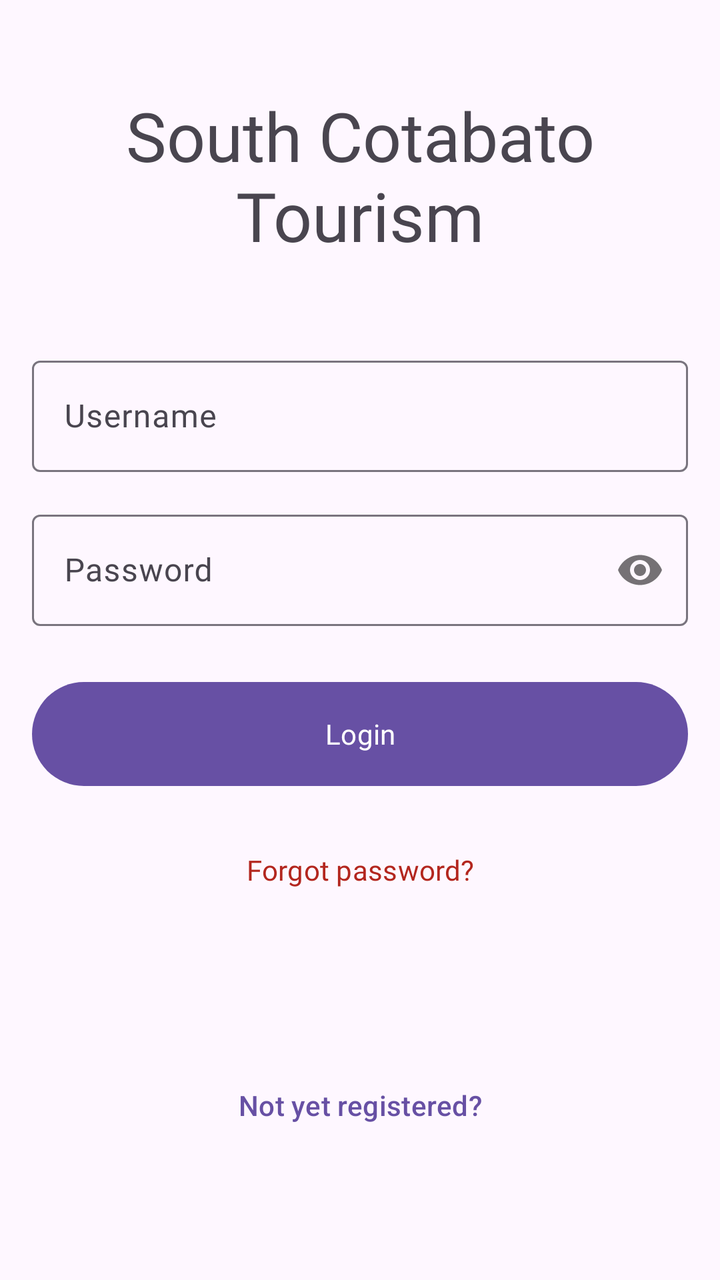
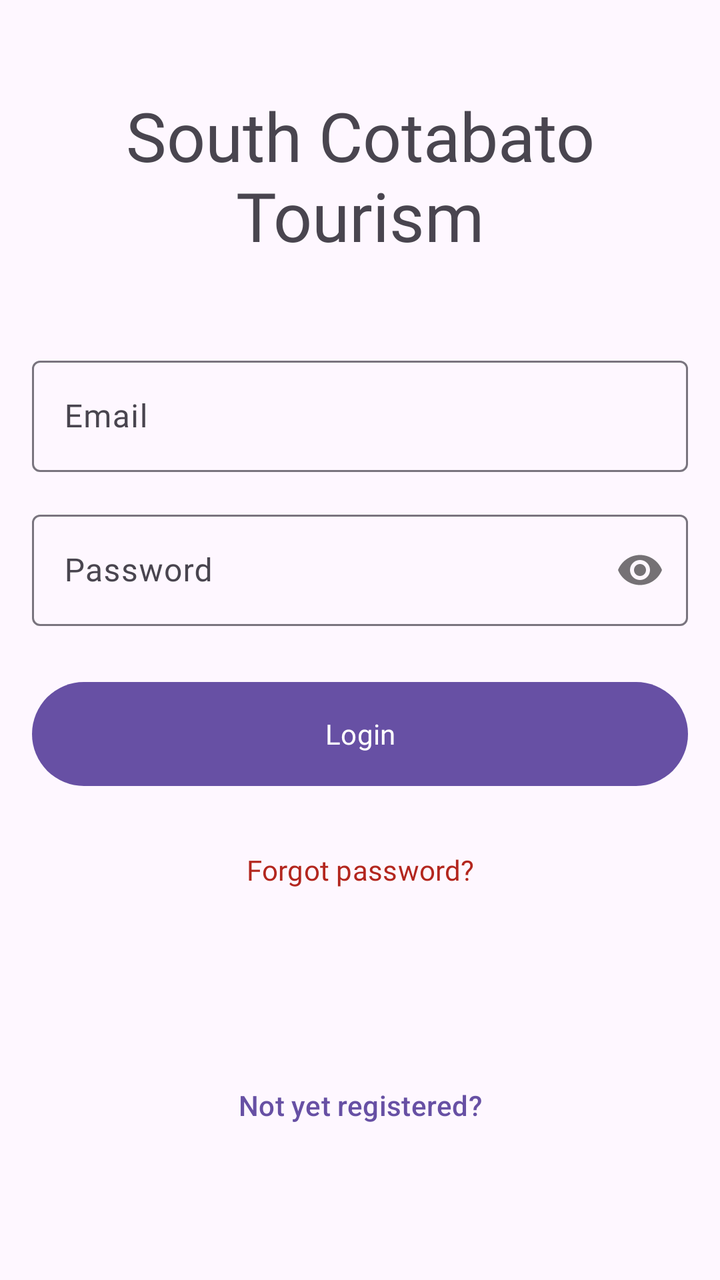

Before-and-after screenshots of an Android layout around one commit, followed by the original layout XML and the change that was made.
<!-- AndroidManifest.xml: application theme Theme.RmmcTourism -->
<!-- res/layout/activity_login.xml -->
<?xml version="1.0" encoding="utf-8"?>
<androidx.constraintlayout.widget.ConstraintLayout xmlns:android="http://schemas.android.com/apk/res/android"
    xmlns:app="http://schemas.android.com/apk/res-auto"
    xmlns:tools="http://schemas.android.com/tools"
    android:layout_width="match_parent"
    android:layout_height="match_parent"
    tools:context=".views.Login">

    <com.google.android.material.textfield.TextInputLayout
        android:id="@+id/til_login_username"
        android:layout_width="0dp"
        android:layout_height="wrap_content"
        android:layout_marginStart="16dp"
        android:layout_marginEnd="16dp"
        app:layout_constraintBottom_toTopOf="@+id/til_login_password"
        app:layout_constraintEnd_toEndOf="parent"
        app:layout_constraintHorizontal_bias="0.5"
        app:layout_constraintStart_toStartOf="parent"
        app:layout_constraintTop_toTopOf="parent"
        app:layout_constraintVertical_chainStyle="packed">

        <com.google.android.material.textfield.TextInputEditText
            android:layout_width="match_parent"
            android:layout_height="wrap_content"
            android:fontFamily="@font/inter"
            android:hint="Username" />
    </com.google.android.material.textfield.TextInputLayout>

    <com.google.android.material.textfield.TextInputLayout
        android:id="@+id/til_login_password"
        android:layout_width="0dp"
        android:layout_height="wrap_content"
        android:layout_marginStart="16dp"
        android:layout_marginTop="16dp"
        android:layout_marginEnd="16dp"
        app:layout_constraintBottom_toTopOf="@+id/btn_login"
        app:layout_constraintEnd_toEndOf="parent"
        app:layout_constraintHorizontal_bias="0.5"
        app:layout_constraintStart_toStartOf="parent"
        app:layout_constraintTop_toBottomOf="@+id/til_login_username"
        app:passwordToggleEnabled="true">

        <com.google.android.material.textfield.TextInputEditText
            android:layout_width="match_parent"
            android:layout_height="wrap_content"
            android:fontFamily="@font/inter"
            android:hint="Password"
            android:password="true" />
    </com.google.android.material.textfield.TextInputLayout>

    <Button
        android:id="@+id/btn_login"
        android:layout_width="0dp"
        android:layout_height="60dp"
        android:layout_marginStart="16dp"
        android:layout_marginTop="24dp"
        android:layout_marginEnd="16dp"
        android:fontFamily="@font/inter_medium"
        android:text="Login"
        app:layout_constraintBottom_toTopOf="@+id/btn_forgot_password"
        app:layout_constraintEnd_toEndOf="parent"
        app:layout_constraintHorizontal_bias="0.5"
        app:layout_constraintStart_toStartOf="parent"
        app:layout_constraintTop_toBottomOf="@+id/til_login_password" />

    <Button
        android:id="@+id/btn_forgot_password"
        style="@style/Widget.Material3.Button.TextButton"
        android:layout_width="0dp"
        android:layout_height="60dp"
        android:layout_marginStart="16dp"
        android:layout_marginTop="8dp"
        android:layout_marginEnd="16dp"
        android:fontFamily="@font/inter_medium"
        android:text="Forgot password?"
        android:textColor="?attr/colorError"
        app:layout_constraintBottom_toBottomOf="parent"
        app:layout_constraintEnd_toEndOf="parent"
        app:layout_constraintHorizontal_bias="0.5"
        app:layout_constraintStart_toStartOf="parent"
        app:layout_constraintTop_toBottomOf="@+id/btn_login"
        app:layout_constraintVertical_bias="0.0" />

    <Button
        android:id="@+id/btn_not_registered"
        style="@style/Widget.Material3.Button.TextButton"
        android:layout_width="0dp"
        android:layout_height="60dp"
        android:layout_marginStart="16dp"
        android:layout_marginEnd="16dp"
        android:text="Not yet registered?"
        app:layout_constraintBottom_toBottomOf="parent"
        app:layout_constraintEnd_toEndOf="parent"
        app:layout_constraintStart_toStartOf="parent"
        app:layout_constraintTop_toBottomOf="@+id/btn_forgot_password" />

    <TextView
        android:id="@+id/textView5"
        android:layout_width="0dp"
        android:layout_height="wrap_content"
        android:layout_marginStart="16dp"
        android:layout_marginEnd="16dp"
        android:fontFamily="@font/lobster_two_bold"
        android:text="South Cotabato Tourism"
        android:textAlignment="center"
        android:textSize="34sp"
        app:layout_constraintBottom_toTopOf="@+id/til_login_username"
        app:layout_constraintEnd_toEndOf="parent"
        app:layout_constraintStart_toStartOf="parent"
        app:layout_constraintTop_toTopOf="parent" />

</androidx.constraintlayout.widget.ConstraintLayout>
<!-- resources referenced by this layout -->
<resources>
  <style name="Theme.RmmcTourism" parent="Base.Theme.RmmcTourism" />
  <style name="Base.Theme.RmmcTourism" parent="Theme.Material3.DayNight.NoActionBar">
          
          
      </style>
</resources>

<!-- the commit's change to res/layout/activity_login.xml (unified diff, before → after) -->
@@ -23,7 +23,7 @@
             android:layout_width="match_parent"
             android:layout_height="wrap_content"
             android:fontFamily="@font/inter"
-            android:hint="Username" />
+            android:hint="Email" />
     </com.google.android.material.textfield.TextInputLayout>
 
     <com.google.android.material.textfield.TextInputLayout
